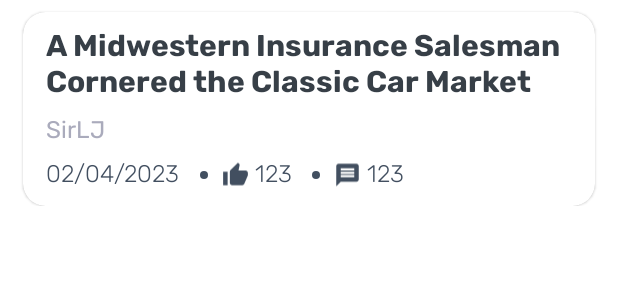
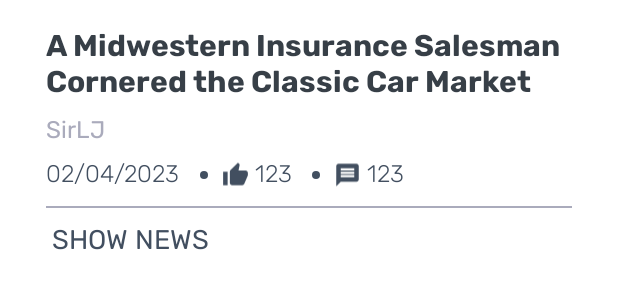
Before and after one commit to edodichiara/HackerNewsApp, an Android app: the layout story_item.xml on its own in the app's theme, with its tools: preview values and no code run, on a phone screen of 412 x 824 dp. Shown: the top 300 px of the screen. Run offline under Robolectric (Android 15) with nearby library versions, the phone set to English and light mode, and no system bars.

```diff
--- a/app/src/main/res/layout/story_item.xml
+++ b/app/src/main/res/layout/story_item.xml
@@ -124,6 +124,30 @@
                 android:fontFamily="@font/rubik_light"
                 android:textColor="@color/my_blue_grey"/>
 
+            <View
+                android:id="@+id/line"
+                android:layout_width="match_parent"
+                android:layout_height="1dp"
+                android:background="@color/my_light_grey"
+                app:layout_constraintTop_toBottomOf="@id/date"
+                app:layout_constraintStart_toStartOf="parent"
+                app:layout_constraintEnd_toEndOf="parent"
+                android:layout_marginVertical="8dp"/>
+
+            <TextView
+                android:id="@+id/show_news"
+                android:layout_width="wrap_content"
+                android:layout_height="wrap_content"
+                app:layout_constraintTop_toBottomOf="@id/line"
+                app:layout_constraintStart_toStartOf="parent"
+                android:text="@string/show_news"
+                android:layout_marginStart="4dp"
+                android:layout_marginTop="8dp"
+                android:layout_marginBottom="4dp"
+                android:textSize="18sp"
+                android:fontFamily="@font/rubik"
+                android:textColor="@color/my_blue_grey"/>
+
         </androidx.constraintlayout.widget.ConstraintLayout>
     </com.google.android.material.card.MaterialCardView>
 
--- a/app/src/main/res/values/strings.xml
+++ b/app/src/main/res/values/strings.xml
@@ -9,4 +9,5 @@
     <string name="date">%s</string>
     <string name="numbersOfLike">%d</string>
     <string name="numbers_of_comment">%d</string>
+    <string name="show_news">SHOW NEWS</string>
 </resources>
```
Also changed, not shown: app/src/main/java/com/example/hackernewsapp/ui/adapter/StoryListAdapter.kt (+5 -2 lines), app/src/main/java/com/example/hackernewsapp/ui/fragments/NewStoriesFragment.kt (+17 -6 lines).
